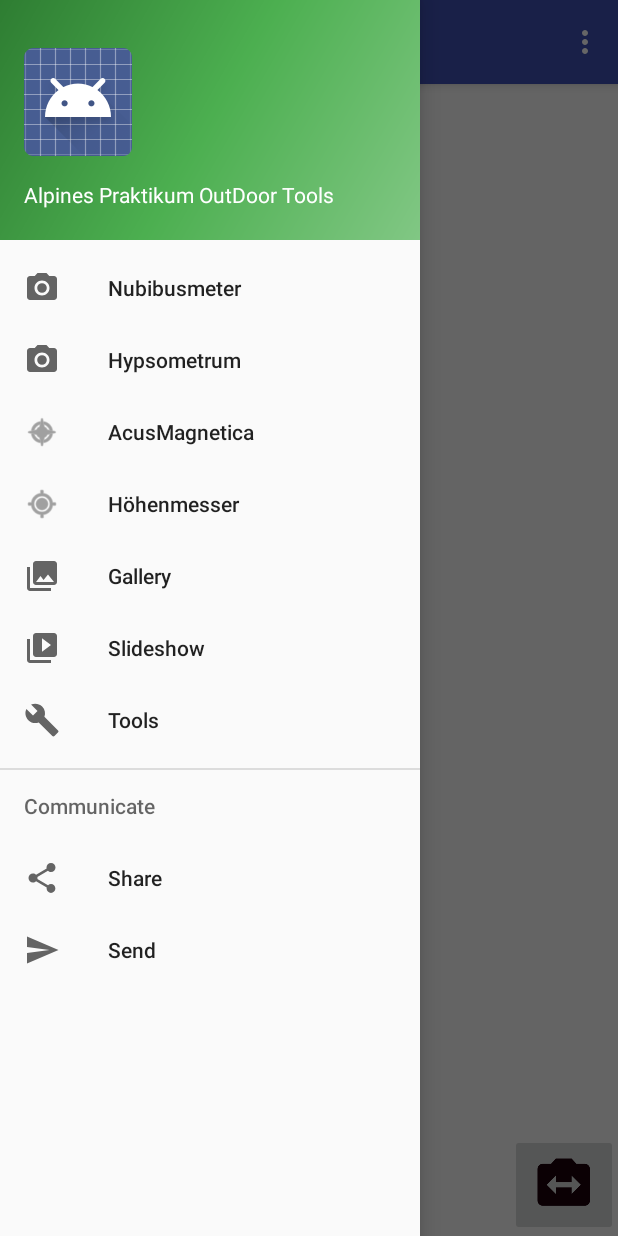
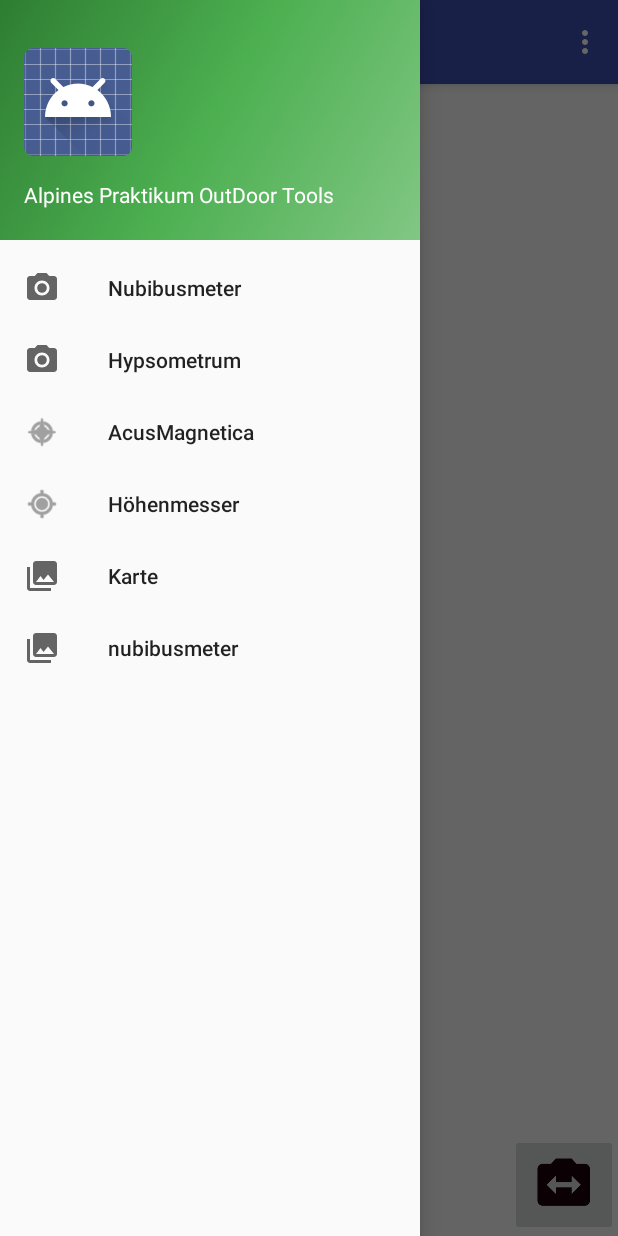
Before and after one commit to APOutDoorTools/APOutDoorTools, an Android app: the screen it shows after launch (MainActivity), with the side drawer open, on a phone screen of 412 x 824 dp. Run offline under Robolectric (Android 15) with nearby library versions, the phone set to English and light mode, and no system bars.

Commit message:
restliche Kommentare eingefügt.

```diff
--- a/app/build.gradle
+++ b/app/build.gradle
@@ -20,6 +20,7 @@ android {
 }
 
 dependencies {
+    implementation 'com.google.android.gms:play-services-maps:11.8.0'
     compile fileTree(dir: 'libs', include: ['*.jar'])
     androidTestCompile('com.android.support.test.espresso:espresso-core:2.2.2', {
         exclude group: 'com.android.support', module: 'support-annotations'
--- a/app/src/main/java/ml/p_seminar/apoutdoortools/GPSFragment.java
+++ b/app/src/main/java/ml/p_seminar/apoutdoortools/GPSFragment.java
@@ -3,6 +3,8 @@ package ml.p_seminar.apoutdoortools;
 
 /**
  * Diese Klasse ermöglicht die Positionsbestimmung und den Höhenmesser sowie dessen graphische Darstellung.
+ *
+ * Geschrieben von Tobias
  */
 
 import android.Manifest;
--- a/app/src/main/res/menu/activity_main_drawer.xml
+++ b/app/src/main/res/menu/activity_main_drawer.xml
@@ -3,7 +3,7 @@
 
     <group android:checkableBehavior="single">
         <item
-            android:id="@+id/nav_nubibusmeter"
+            android:id="@+id/Bewölkungsmesser"
             android:icon="@drawable/ic_menu_camera"
             android:title="Nubibusmeter" />
         <item
@@ -21,28 +21,14 @@
         <item
             android:id="@+id/nav_gallery"
             android:icon="@drawable/ic_menu_gallery"
-            android:title="Gallery" />
+            android:title="Karte" />
         <item
-            android:id="@+id/nav_slideshow"
-            android:icon="@drawable/ic_menu_slideshow"
-            android:title="Slideshow" />
-        <item
-            android:id="@+id/nav_manage"
-            android:icon="@drawable/ic_menu_manage"
-            android:title="Tools" />
+            android:id="@+id/nav_nubibusmeter"
+            android:icon="@drawable/ic_menu_gallery"
+            android:title="nubibusmeter" />
+
     </group>
 
-    <item android:title="Communicate">
-        <menu>
-            <item
-                android:id="@+id/nav_share"
-                android:icon="@drawable/ic_menu_share"
-                android:title="Share" />
-            <item
-                android:id="@+id/nav_send"
-                android:icon="@drawable/ic_menu_send"
-                android:title="Send" />
-        </menu>
-    </item>
+
 
 </menu>
--- a/app/src/main/res/values/strings.xml
+++ b/app/src/main/res/values/strings.xml
@@ -30,4 +30,5 @@
     <string name="GPS_aktivieren">Activate GPS</string>
     <string name="Aktivieren_Sie_GPS">Aktivieren Sie GPS!</string>
     <string name="Zugriff_verweigert">GPS Zugriff verweigert</string>
+
 </resources>
```
Also changed, not shown: app/src/debug/res/values/google_maps_api.xml (added, +24 -0 lines), app/src/main/AndroidManifest.xml (+26 -8 lines), app/src/main/java/ml/p_seminar/apoutdoortools/Karte.java (added, +34 -0 lines), app/src/main/java/ml/p_seminar/apoutdoortools/MainActivity.java (+1 -17 lines), app/src/main/res/layout/activity_karte.xml (added, +8 -0 lines), 1 other file.
